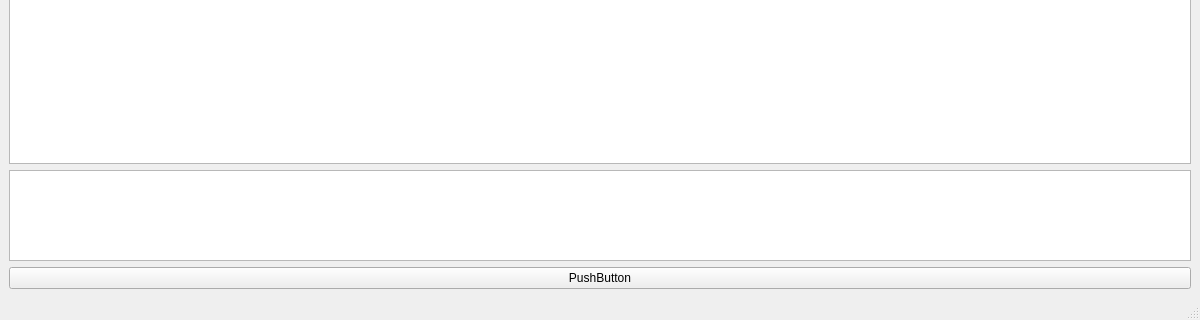
Above: mainwindow.ui from IraSoro/Pruning-and-MinMax before the change; both pictures show x 0 to 1200 and y 145 to 465 of the 1200 by 465 pixel window. Below: the same form after it.
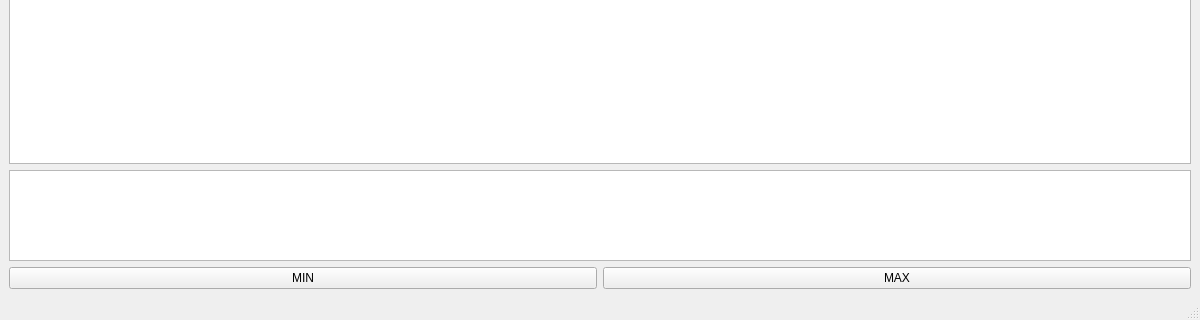
That is the form after the change.

```diff
--- a/mainwindow.ui
+++ b/mainwindow.ui
@@ -28,13 +28,6 @@
       </attribute>
      </widget>
     </item>
-    <item row="2" column="0">
-     <widget class="QPushButton" name="pushButton">
-      <property name="text">
-       <string>PushButton</string>
-      </property>
-     </widget>
-    </item>
     <item row="0" column="0">
      <widget class="QGraphicsView" name="graphicsView">
       <property name="minimumSize">
@@ -45,6 +38,24 @@
       </property>
      </widget>
     </item>
+    <item row="3" column="0">
+     <layout class="QHBoxLayout" name="horizontalLayout">
+      <item>
+       <widget class="QPushButton" name="pushButton_2">
+        <property name="text">
+         <string>MIN</string>
+        </property>
+       </widget>
+      </item>
+      <item>
+       <widget class="QPushButton" name="pushButton">
+        <property name="text">
+         <string>MAX</string>
+        </property>
+       </widget>
+      </item>
+     </layout>
+    </item>
    </layout>
   </widget>
   <widget class="QMenuBar" name="menubar">
```
